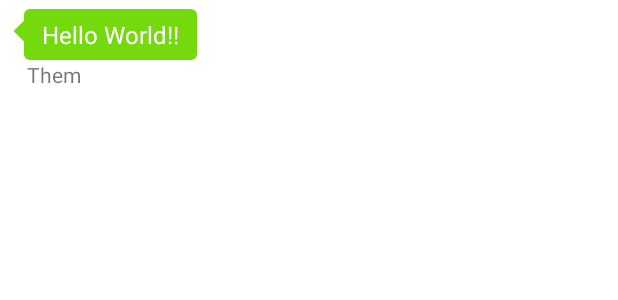
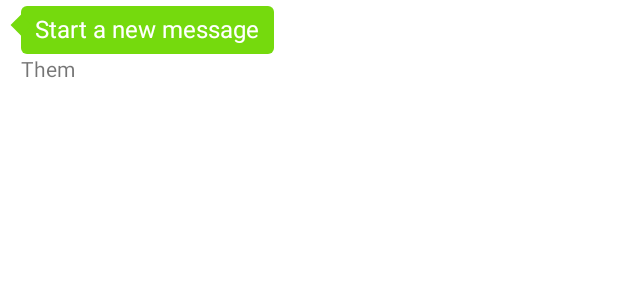
Before and after one commit to redner19/Chat-app, an Android app: the layout item_message_out.xml on its own in the app's theme, with its tools: preview values and no code run, on a phone screen of 412 x 824 dp. Shown: the top 300 px of the screen. Run offline under Robolectric (Android 15) with nearby library versions, the phone set to English and light mode, and no system bars; Roboto replaces fonts that are not available here.

Commit message:
Fixed alignment of the message_in / message_out

```diff
--- a/app/src/main/java/com/sololearner/chatapp/viewmodel/LoginViewModel.java
+++ b/app/src/main/java/com/sololearner/chatapp/viewmodel/LoginViewModel.java
@@ -18,7 +18,7 @@ public class LoginViewModel extends ViewModel {
         isSuccess = repository.isSuccess;
     }
 
-    public Boolean validateInputUser(User user){
+    public Boolean validateInputUser(User user) {
         isEmailValid.setValue(user.isUserNameValid());
         isPassValid.setValue(user.isPasswordValid());
         return user.isUserAndPasswordValid();
--- a/app/src/main/res/drawable/message_out.xml
+++ b/app/src/main/res/drawable/message_out.xml
@@ -1,12 +1,13 @@
 <?xml version="1.0" encoding="utf-8"?>
-<layer-list xmlns:android="http://schemas.android.com/apk/res/android" >
+<layer-list xmlns:android="http://schemas.android.com/apk/res/android"
+    xmlns:tools="http://schemas.android.com/tools">
 
     <item android:top="0dp" android:left="10dp">
         <shape android:shape="rectangle">
             <solid android:color="@color/colorAccent" />
             <size
-                android:width="120dp"
-                android:height="30dp"/>
+                tools:width="120dp"
+                tools:height="30dp"/>
 
             <corners android:radius="4dp" />
         </shape>
--- a/app/src/main/res/layout/item_message_out.xml
+++ b/app/src/main/res/layout/item_message_out.xml
@@ -1,46 +1,37 @@
 <androidx.constraintlayout.widget.ConstraintLayout xmlns:android="http://schemas.android.com/apk/res/android"
     xmlns:app="http://schemas.android.com/apk/res-auto"
+    xmlns:tools="http://schemas.android.com/tools"
     android:layout_width="match_parent"
     android:layout_height="wrap_content"
-    android:layout_margin="6dp">
+    android:layout_margin="4dp">
 
-    <androidx.constraintlayout.widget.ConstraintLayout
-        android:id="@+id/constraintLayout2"
+
+    <com.google.android.material.textview.MaterialTextView
+        android:id="@+id/message_text"
         android:layout_width="wrap_content"
         android:layout_height="wrap_content"
         android:background="@drawable/message_out"
-        app:layout_constraintBottom_toTopOf="@+id/message_user"
+        android:paddingStart="19dp"
+        android:paddingTop="4dp"
+        android:paddingEnd="10dp"
+        android:paddingBottom="6dp"
+        android:textColor="@android:color/white"
+        android:textSize="16sp"
         app:layout_constraintStart_toStartOf="parent"
-        app:layout_constraintTop_toTopOf="parent">
+        app:layout_constraintTop_toTopOf="parent"
+        tools:text="@string/lbl_start_new_message" />
 
-        <com.google.android.material.textview.MaterialTextView
-            android:id="@+id/message_text"
-            android:layout_width="wrap_content"
-            android:layout_height="wrap_content"
-            android:layout_marginStart="10dp"
-            android:paddingStart="12dp"
-            android:paddingEnd="12dp"
-            android:paddingTop="6dp"
-            android:paddingBottom="6dp"
-            android:text="@string/lbl_message_template"
-            android:textAppearance="@style/TextAppearance.AppCompat.Body1"
-            android:textColor="@android:color/white"
-            android:textSize="16sp"
-            app:layout_constraintBottom_toBottomOf="parent"
-            app:layout_constraintEnd_toEndOf="parent"
-            app:layout_constraintStart_toStartOf="parent"
-            app:layout_constraintTop_toTopOf="parent" />
-
-    </androidx.constraintlayout.widget.ConstraintLayout>
 
     <com.google.android.material.textview.MaterialTextView
         android:id="@+id/message_user"
         android:layout_width="wrap_content"
         android:layout_height="wrap_content"
         android:layout_alignParentTop="true"
+        android:layout_marginStart="10dp"
+        android:layout_marginEnd="0dp"
         android:text="@string/lbl_message_out"
-        android:layout_marginStart="12dp"
         app:layout_constraintBottom_toBottomOf="parent"
-        app:layout_constraintStart_toStartOf="@+id/constraintLayout2" />
+        app:layout_constraintStart_toStartOf="parent"
+        app:layout_constraintTop_toBottomOf="@+id/message_text" />
 
 </androidx.constraintlayout.widget.ConstraintLayout>
--- a/app/src/main/res/values/colors.xml
+++ b/app/src/main/res/values/colors.xml
@@ -6,5 +6,6 @@
 
     <color name="colorWhite">#FFFFFF</color>
     <color name="colorGray">#535353</color>
+    <color name="colorTransparentGray">#41535353</color>
     <color name="colorLightGray">#E0E8F3</color>
 </resources>
--- a/app/src/main/res/values/strings.xml
+++ b/app/src/main/res/values/strings.xml
@@ -17,6 +17,10 @@
     <string name="btn_toolbar_logout">Log out</string>
     <string name="btn_chat_send">Send</string>
 
+    <!-- Loading -->
+    <string name="lbl_loading">Loading…</string>
+
+
     <!-- Errors -->
     <string name="err_value_incorrect">Value is incorrect</string>
 
```
Also changed, not shown: app/src/main/java/com/sololearner/chatapp/core/MessageModel.java (+13 -0 lines), app/src/main/java/com/sololearner/chatapp/presentation/Chat.java (+19 -1 lines), app/src/main/java/com/sololearner/chatapp/presentation/Login.java (+13 -7 lines), app/src/main/java/com/sololearner/chatapp/presentation/SignUp.java (+7 -0 lines), app/src/main/java/com/sololearner/chatapp/presentation/dialog/ProgressDialog.java (added, +42 -0 lines), app/src/main/java/com/sololearner/chatapp/viewmodel/ChatViewModel.java (+0 -12 lines), app/src/main/res/drawable/message_in.xml (+4 -3 lines), app/src/main/res/layout/item_message_in.xml (+15 -26 lines), app/src/main/res/layout/progress_dialog_layout.xml (added, +40 -0 lines), app/src/main/res/navigation/nav_host.xml (+19 -0 lines).
